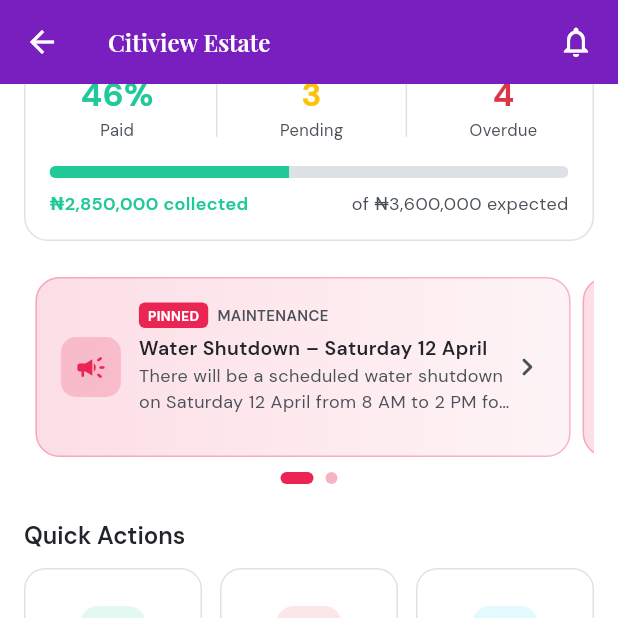
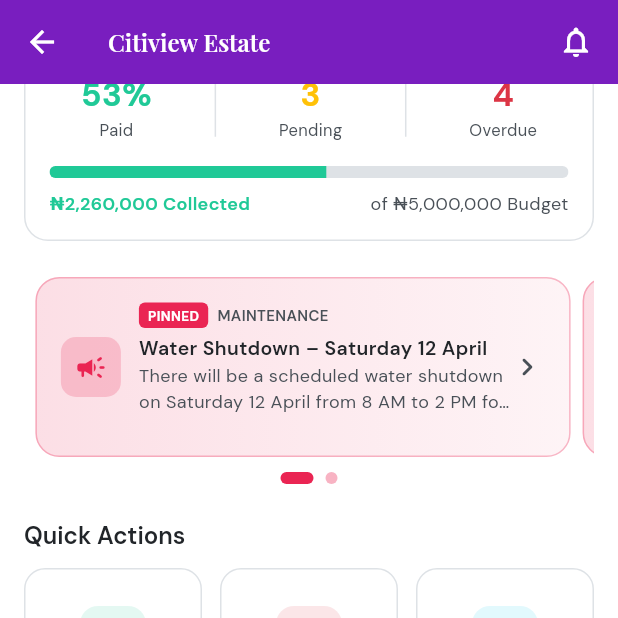
Before and after one commit to olumuyiwaa/estate_management, a Flutter app: the DashboardScreen screen opened directly, scrolled down 576 dp, on a phone screen of 412 x 824 dp, the top half of it. Run offline on Flutter 3.47's test engine with Material 3 defaults, Android fonts, the phone set to English and light mode, and no system bars; our stand-ins replace fl_chart, google_fonts; missing offline and left inert: file_selector.

Commit message:
feat: Update financial summary display in DashboardScreen to reflect total budget and collected amounts

```diff
--- a/lib/data/dummy_data.dart
+++ b/lib/data/dummy_data.dart
@@ -28,6 +28,8 @@ class DummyData {
     PaymentRecord(id: 'p7', memberId: 'm8', memberName: 'Taiwo Adeleke', description: 'Generator Levy Feb', unitNumber: 'D-402', amount: 15000, status: PaymentStatus.pending, dueDate: DateTime(2026, 2, 28), category: 'Generator Levy'),
     PaymentRecord(id: 'p8', memberId: 'm5', memberName: 'Ngozi Dike', description: 'Security Levy Q1', unitNumber: 'C-301', amount: 20000, status: PaymentStatus.overdue, dueDate: DateTime(2026, 1, 15), category: 'Security Levy'),
     PaymentRecord(id: 'p11', memberId: 'm1', memberName: 'Adaeze Okonkwo', description: 'Security Levy Q1', unitNumber: 'A-101', amount: 20000, status: PaymentStatus.overdue, dueDate: DateTime(2026, 1, 15), category: 'Security Levy'),
+    PaymentRecord(id: 'p14', memberId: 'm2', memberName: 'Chukwuemeka Eze', description: 'Event Hall Booking Advance', unitNumber: 'A-102', amount: 1200000, status: PaymentStatus.paid, dueDate: DateTime(2026, 4, 30), paidDate: DateTime(2026, 4, 10), category: 'Facility Booking Fee'),
+    PaymentRecord(id: 'p15', memberId: 'm3', memberName: 'Fatima Al-Hassan', description: 'Security Upgrade Contribution', unitNumber: 'B-201', amount: 800000, status: PaymentStatus.paid, dueDate: DateTime(2026, 5, 15), paidDate: DateTime(2026, 4, 12), category: 'Security Levy'),
   ];
 
   // ── Incidents ─────────────────────────────────────────────────────────────
@@ -88,9 +90,9 @@ class DummyData {
 
   // ── Financial summary ─────────────────────────────────────────────────────
   static const double totalBudget = 5000000;
-  static const double totalExpenses = 2125000;
-  static const double totalCollected = 2850000;
-  static const double totalExpected = 3600000;
+  static double get totalExpenses => expenseCategories.fold<double>(0, (sum, entry) => sum + (entry['amount'] as double));
+  static double get totalCollected => payments.where((p) => p.status == PaymentStatus.paid).fold<double>(0, (sum, payment) => sum + payment.amount);
+  static double get totalExpected => payments.fold<double>(0, (sum, payment) => sum + payment.amount);
 
   static final List<Map<String, dynamic>> monthlyIncome = [
     {'month': 'Oct', 'amount': 420000.0},
--- a/lib/screens/dashboard_screen.dart
+++ b/lib/screens/dashboard_screen.dart
@@ -465,8 +465,8 @@ Widget _buildQuickActions(BuildContext context) {
           Row(
             mainAxisAlignment: MainAxisAlignment.spaceBetween,
             children: [
-              Text('₦${fmt.format(DummyData.totalCollected)} collected', style: const TextStyle(fontSize: 12, fontWeight: FontWeight.w600, color: AppTheme.success)),
-              Text('of ₦${fmt.format(DummyData.totalExpected)} expected', style: const TextStyle(fontSize: 12, color: AppTheme.textMid)),
+              Text('₦${fmt.format(DummyData.totalCollected)} Collected', style: const TextStyle(fontSize: 12, fontWeight: FontWeight.w600, color: AppTheme.success)),
+              Text('of ₦${fmt.format(DummyData.totalBudget)} Budget', style: const TextStyle(fontSize: 12, color: AppTheme.textMid)),
             ],
           ),
         ],
```
